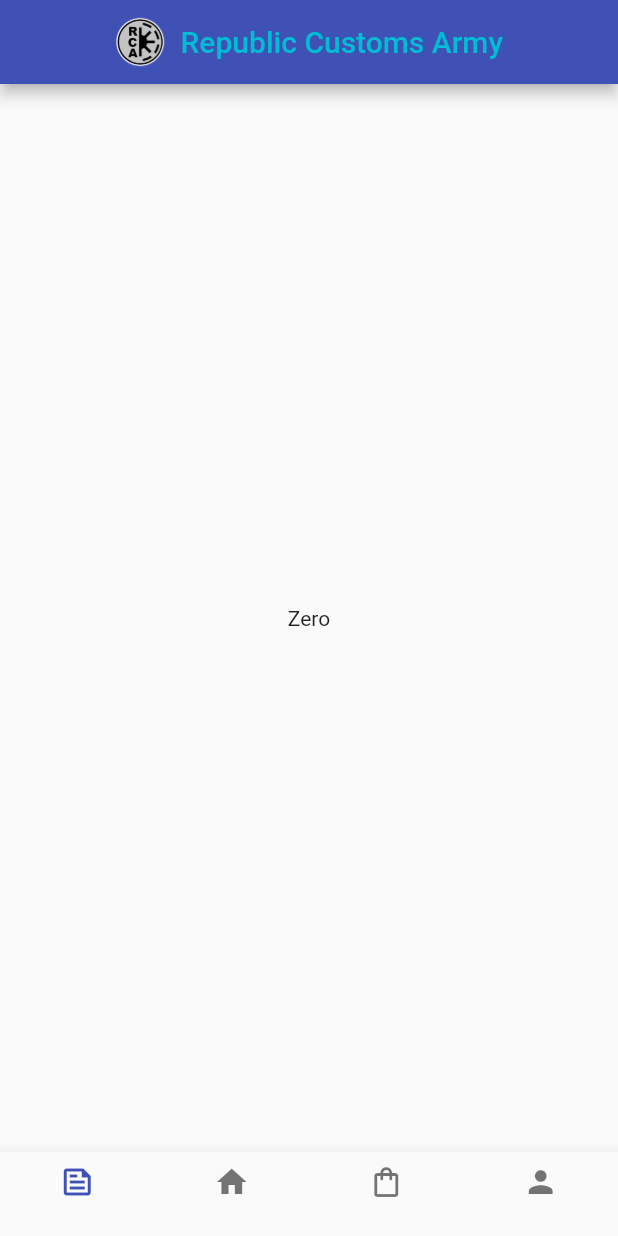
After one commit to MarcelOwczarek/republic_customs_army, a Flutter app: the screen it shows after launch, on a phone screen of 412 x 824 dp. The commit adds this screen. Run offline on Flutter 3.47's test engine with Material 2 defaults, Android fonts, the light colour scheme and no system bars.

Commit message:
Organize files

```diff
--- a/lib/app/HomePage.dart
+++ b/lib/app/HomePage.dart
@@ -1,4 +1,8 @@
 import 'package:flutter/material.dart';
+import 'package:republic_customs_army/app/Bag.dart';
+import 'package:republic_customs_army/app/MyAccount.dart';
+import 'package:republic_customs_army/app/News.dart';
+import 'package:republic_customs_army/app/Shop.dart';
 
 class HomePage extends StatefulWidget {
   const HomePage({
@@ -37,23 +41,15 @@ class _HomePageState extends State<HomePage> {
       body: Builder(
         builder: (context) {
           if (currrentIndex == 0) {
-            return const Center(
-              child: Text('Zero'),
-            );
+            return const News();
           }
           if (currrentIndex == 1) {
-            return const Center(
-              child: Text('Jeden'),
-            );
+            return const Shop();
           }
           if (currrentIndex == 2) {
-            return const Center(
-              child: Text('Dwa'),
-            );
+            return const Bag();
           }
-          return const Center(
-            child: Text('Trzy'),
-          );
+          return const MyAccount();
         },
       ),
       bottomNavigationBar: BottomNavigationBar(
--- /dev/null
+++ b/lib/app/News.dart
@@ -0,0 +1,14 @@
+import 'package:flutter/material.dart';
+
+class News extends StatelessWidget {
+  const News({
+    super.key,
+  });
+
+  @override
+  Widget build(BuildContext context) {
+    return const Center(
+      child: Text('Zero'),
+    );
+  }
+}
```
Also changed, not shown: lib/app/Bag.dart (added, +14 -0 lines), lib/app/MyAccount.dart (added, +14 -0 lines), lib/app/Shop.dart (added, +14 -0 lines).
